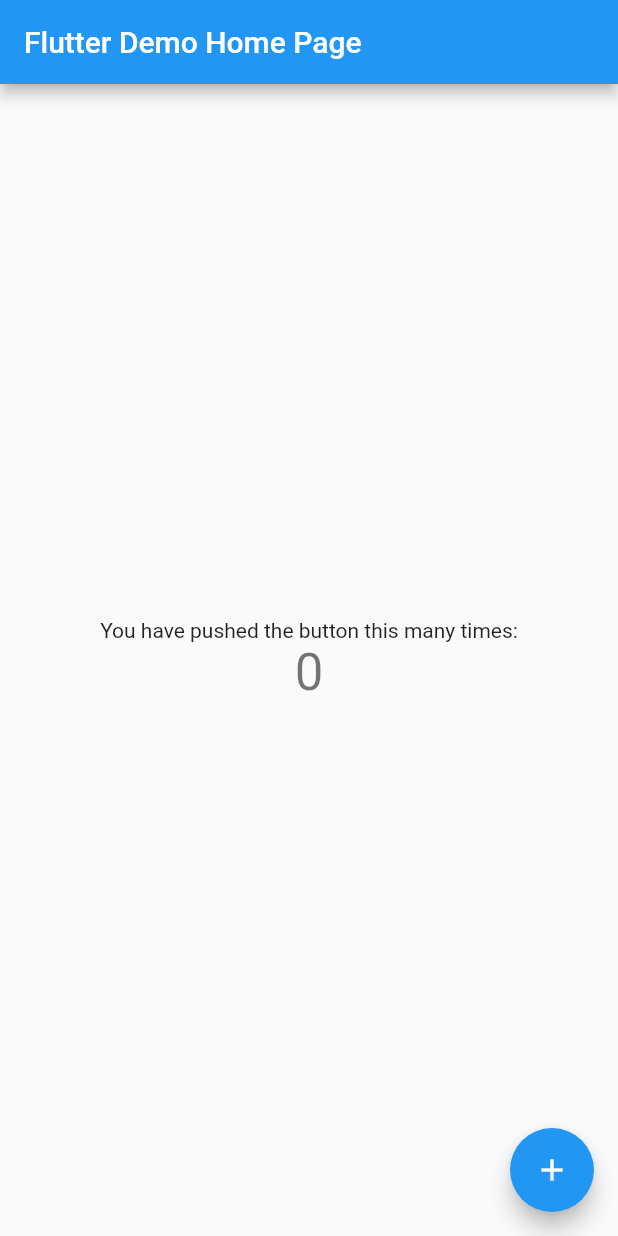
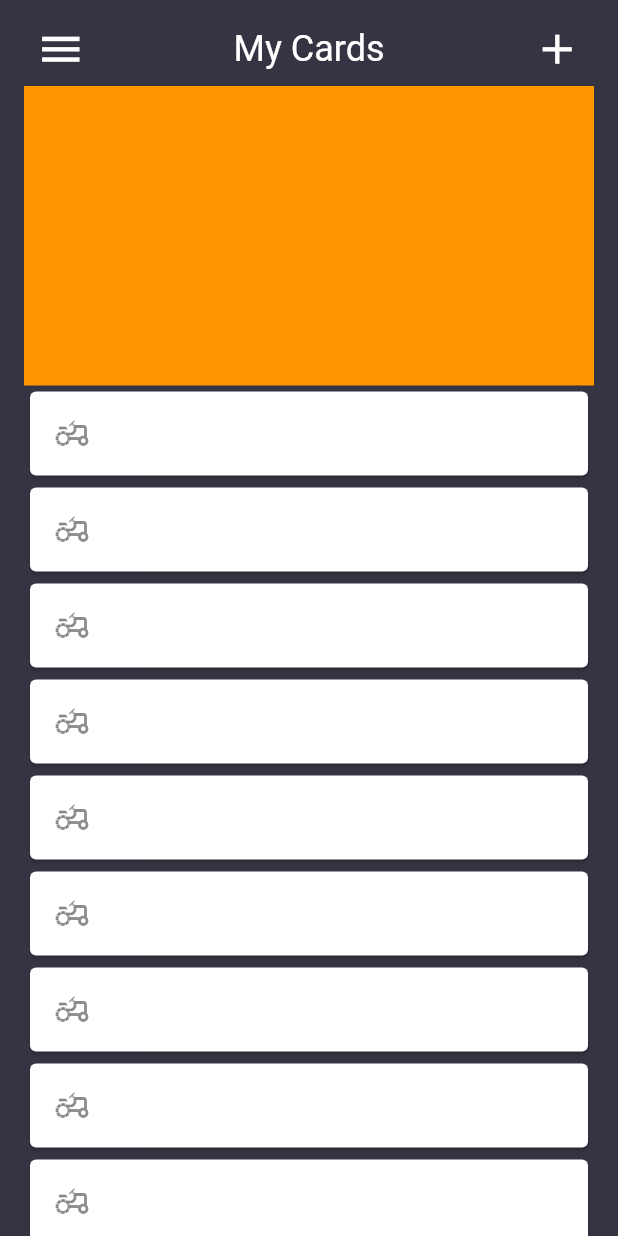
Before and after one commit to uluibrahim/Sifirdan-Flutter-Dersleri, a Flutter app: the screen it shows after launch, on a phone screen of 412 x 824 dp. Run offline on Flutter 3.47's test engine with Material 2 defaults, Android fonts, the phone set to English and light mode, and no system bars; our stand-ins replace cloud_firestore, date_format, firebase_auth, firebase_core, firebase_storage, flutter_easyloading and 6 more; missing offline and left inert: flutter_sequence_animation; accounts and stored records are empty.

Commit message:
animasyon bolum sonu uygulaması

```diff
--- a/slider_menu/lib/main.dart
+++ b/slider_menu/lib/main.dart
@@ -1,113 +1,20 @@
 import 'package:flutter/material.dart';
+import 'package:slider_menu/view/menu_dashboard.dart';
 
 void main() {
   runApp(MyApp());
 }
 
 class MyApp extends StatelessWidget {
-  // This widget is the root of your application.
   @override
   Widget build(BuildContext context) {
     return MaterialApp(
-      title: 'Flutter Demo',
+      debugShowCheckedModeBanner: false,
+      title: 'Slider Menu',
       theme: ThemeData(
-        // This is the theme of your application.
-        //
-        // Try running your application with "flutter run". You'll see the
-        // application has a blue toolbar. Then, without quitting the app, try
-        // changing the primarySwatch below to Colors.green and then invoke
-        // "hot reload" (press "r" in the console where you ran "flutter run",
-        // or simply save your changes to "hot reload" in a Flutter IDE).
-        // Notice that the counter didn't reset back to zero; the application
-        // is not restarted.
         primarySwatch: Colors.blue,
       ),
-      home: MyHomePage(title: 'Flutter Demo Home Page'),
+      home: MenuDashboard(title: "Menu Dashboard"),
     );
   }
 }
-
-class MyHomePage extends StatefulWidget {
-  MyHomePage({Key? key, required this.title}) : super(key: key);
-
-  // This widget is the home page of your application. It is stateful, meaning
-  // that it has a State object (defined below) that contains fields that affect
-  // how it looks.
-
-  // This class is the configuration for the state. It holds the values (in this
-  // case the title) provided by the parent (in this case the App widget) and
-  // used by the build method of the State. Fields in a Widget subclass are
-  // always marked "final".
-
-  final String title;
-
-  @override
-  _MyHomePageState createState() => _MyHomePageState();
-}
-
-class _MyHomePageState extends State<MyHomePage> {
-  int _counter = 0;
-
-  void _incrementCounter() {
-    setState(() {
-      // This call to setState tells the Flutter framework that something has
-      // changed in this State, which causes it to rerun the build method below
-      // so that the display can reflect the updated values. If we changed
-      // _counter without calling setState(), then the build method would not be
-      // called again, and so nothing would appear to happen.
-      _counter++;
-    });
-  }
-
-  @override
-  Widget build(BuildContext context) {
-    // This method is rerun every time setState is called, for instance as done
-    // by the _incrementCounter method above.
-    //
-    // The Flutter framework has been optimized to make rerunning build methods
-    // fast, so that you can just rebuild anything that needs updating rather
-    // than having to individually change instances of widgets.
-    return Scaffold(
-      appBar: AppBar(
-        // Here we take the value from the MyHomePage object that was created by
-        // the App.build method, and use it to set our appbar title.
-        title: Text(widget.title),
-      ),
-      body: Center(
-        // Center is a layout widget. It takes a single child and positions it
-        // in the middle of the parent.
-        child: Column(
-          // Column is also a layout widget. It takes a list of children and
-          // arranges them vertically. By default, it sizes itself to fit its
-          // children horizontally, and tries to be as tall as its parent.
-          //
-          // Invoke "debug painting" (press "p" in the console, choose the
-          // "Toggle Debug Paint" action from the Flutter Inspector in Android
-          // Studio, or the "Toggle Debug Paint" command in Visual Studio Code)
-          // to see the wireframe for each widget.
-          //
-          // Column has various properties to control how it sizes itself and
-          // how it positions its children. Here we use mainAxisAlignment to
-          // center the children vertically; the main axis here is the vertical
-          // axis because Columns are vertical (the cross axis would be
-          // horizontal).
-          mainAxisAlignment: MainAxisAlignment.center,
-          children: <Widget>[
-            Text(
-              'You have pushed the button this many times:',
-            ),
-            Text(
-              '$_counter',
-              style: Theme.of(context).textTheme.headline4,
-            ),
-          ],
-        ),
-      ),
-      floatingActionButton: FloatingActionButton(
-        onPressed: _incrementCounter,
-        tooltip: 'Increment',
-        child: Icon(Icons.add),
-      ), // This trailing comma makes auto-formatting nicer for build methods.
-    );
-  }
-}
--- /dev/null
+++ b/slider_menu/lib/view/menu_dashboard.dart
@@ -0,0 +1,166 @@
+import 'package:flutter/material.dart';
+
+class MenuDashboard extends StatefulWidget {
+  final String title;
+  MenuDashboard({required this.title});
+
+  @override
+  _MenuDashboardState createState() => _MenuDashboardState();
+}
+
+class _MenuDashboardState extends State<MenuDashboard>
+    with SingleTickerProviderStateMixin {
+  final TextStyle _textStyle = TextStyle(fontSize: 24, color: Colors.white);
+
+  final Color backGroundColor = Color(0xFF343442);
+
+  double? screenHeight = 100;
+  double? screenWidth = 100;
+
+  bool menuAktive = false;
+
+  AnimationController? _controller;
+  Animation<double>? _scaleAnimation;
+  Animation<double>? _scaleMenuAnimation;
+  Animation<Offset>? _menuOffsetAnimation;
+
+  Duration _duration = Duration(milliseconds: 300);
+
+  @override
+  void initState() {
+    super.initState();
+    print(menuAktive.toString());
+    _controller = AnimationController(vsync: this, duration: _duration);
+    _scaleAnimation = Tween<double>(begin: 1, end: 0.6).animate(_controller!);
+    _scaleMenuAnimation = Tween<double>(begin: 0, end: 1).animate(_controller!);
+    _menuOffsetAnimation = Tween<Offset>(
+            begin: Offset(-1, 0), end: Offset(0, 0))
+        .animate(CurvedAnimation(parent: _controller!, curve: Curves.bounceIn));
+  }
+
+  @override
+  void dispose() {
+    _controller!.dispose();
+    super.dispose();
+  }
+
+  @override
+  Widget build(BuildContext context) {
+    screenHeight = MediaQuery.of(context).size.height;
+    screenWidth = MediaQuery.of(context).size.width;
+    return SafeArea(
+      child: Scaffold(
+        backgroundColor: backGroundColor,
+        body: Stack(
+          children: [
+            menuOlustur(context),
+            dashBoardOlustur(context),
+          ],
+        ),
+      ),
+    );
+  }
+
+  menuOlustur(BuildContext context) {
+    return SlideTransition(
+      position: _menuOffsetAnimation!,
+      child: ScaleTransition(
+        scale: _scaleMenuAnimation!,
+        child: Align(
+          alignment: Alignment.centerLeft,
+          child: Column(
+            mainAxisAlignment: MainAxisAlignment.center,
+            crossAxisAlignment: CrossAxisAlignment.start,
+            children: [
+              Text("Dashboard", style: _textStyle),
+              SizedBox(height: 5),
+              Text("Mesajlar", style: _textStyle),
+              SizedBox(height: 5),
+              Text("Utility Bills", style: _textStyle),
+              SizedBox(height: 5),
+              Text("Fun transfer", style: _textStyle),
+              SizedBox(height: 5),
+              Text("Branches", style: _textStyle),
+            ],
+          ),
+        ),
+      ),
+    );
+  }
+
+  dashBoardOlustur(BuildContext context) {
+    return AnimatedPositioned(
+      left: !menuAktive ? 0 : screenWidth! * 0.3,
+      top: 0,
+      bottom: 0,
+      duration: _duration,
+      child: ScaleTransition(
+        scale: _scaleAnimation!,
+        child: Material(
+          elevation: 8,
+          color: backGroundColor,
+          borderRadius: menuAktive ? BorderRadius.circular(30) : null,
+          child: Container(
+            padding: EdgeInsets.only(left: 16, top: 8, right: 16),
+            width: screenWidth, // menuAktive ? (0.6 * screenWidth!) :
+            child: Column(
+              mainAxisSize: MainAxisSize.max,
+              children: [
+                Padding(
+                  padding: const EdgeInsets.all(8.0),
+                  child: Row(
+                    mainAxisAlignment: MainAxisAlignment.spaceBetween,
+                    mainAxisSize: MainAxisSize.max,
+                    children: [
+                      InkWell(
+                        onTap: () => _menuAktive(),
+                        child: Icon(Icons.menu, color: Colors.white, size: 33),
+                      ),
+                      Text("My Cards", style: _textStyle),
+                      Icon(Icons.add_sharp, color: Colors.white, size: 33),
+                    ],
+                  ),
+                ),
+                Container(
+                  height: 200,
+                  child: PageView(
+                    children: [
+                      Container(
+                        color: Colors.orange,
+                      ),
+                      Container(
+                        color: Colors.cyan,
+                      )
+                    ],
+                  ),
+                ),
+                Expanded(
+                  child: ListView.builder(
+                    itemBuilder: (context, index) {
+                      return Card(
+                          child: ListTile(
+                        leading: Icon(Icons.agriculture_outlined),
+                      ));
+                    },
+                    itemCount: 20,
+                  ),
+                ),
+              ],
+            ),
+          ),
+        ),
+      ),
+    );
+  }
+
+  _menuAktive() {
+    setState(() {
+      menuAktive = !menuAktive;
+      if (!menuAktive) {
+        _controller!.reverse();
+      } else {
+        _controller!.forward();
+      }
+    });
+  }
+}
```
